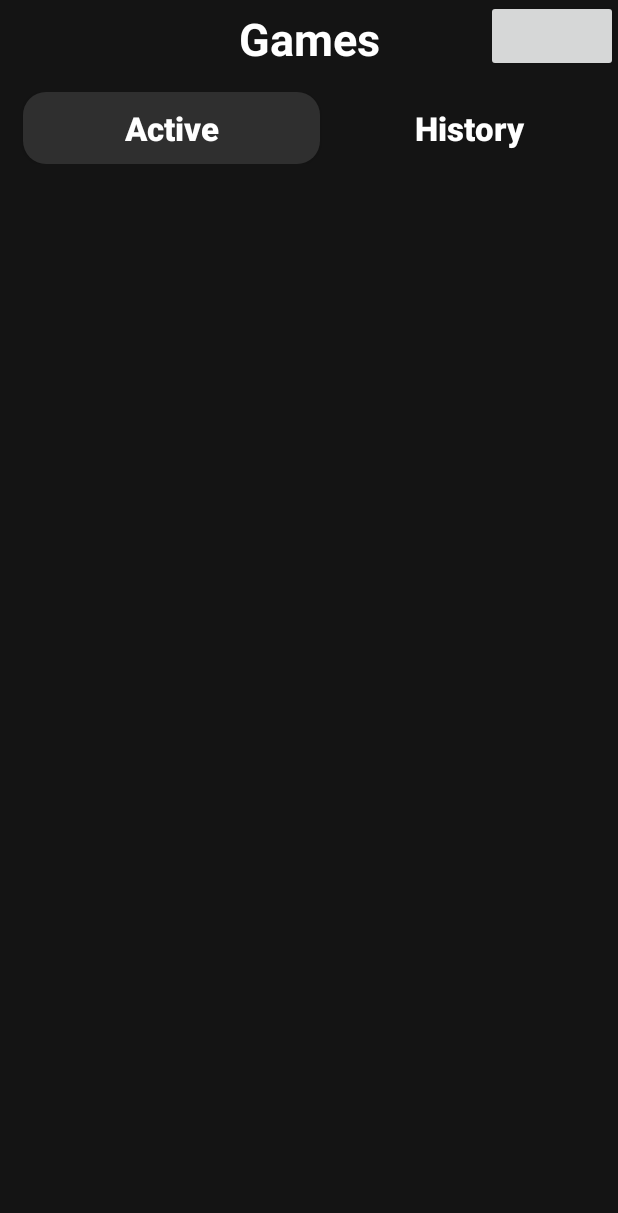
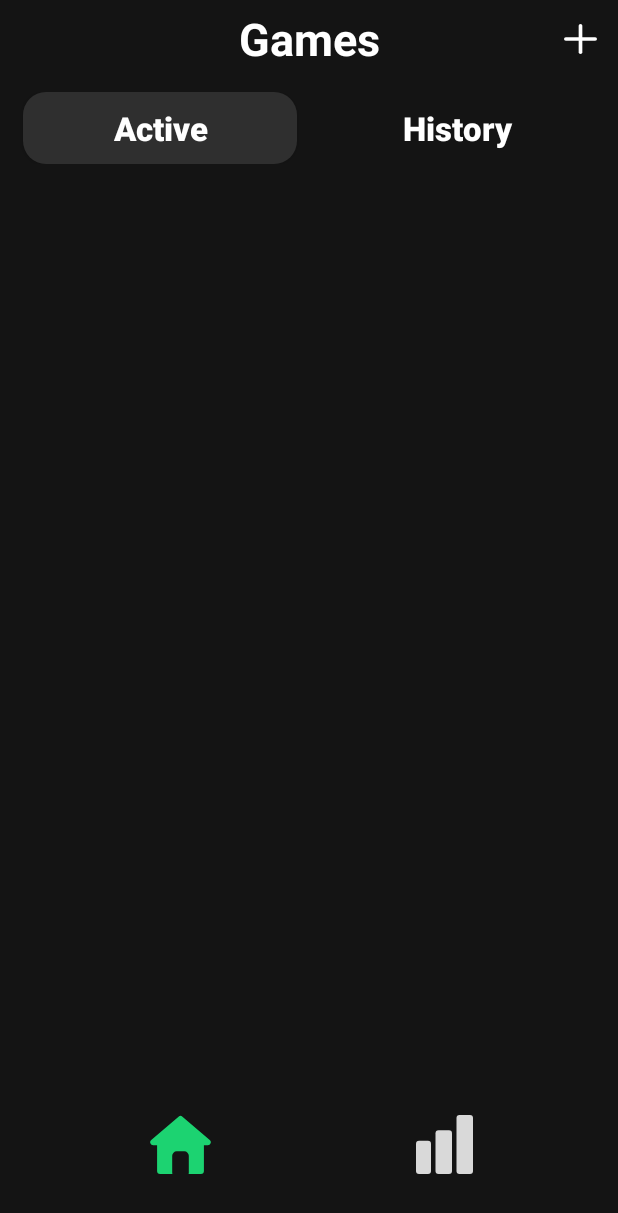
Before and after one commit to Jogira/Putt-Putt-Scorecard-Android-App, an Android app: the screen it shows after launch (MainActivity), on a phone screen of 412 x 824 dp. Shown: the top 1213 px of the screen. Run offline under Robolectric (Android 15) with nearby library versions, the phone set to English and light mode, and no system bars.

Commit message:
Updated the home page (again)

```diff
--- a/app/src/main/res/drawable/ic_add.xml
+++ b/app/src/main/res/drawable/ic_add.xml
@@ -1,6 +1,6 @@
 <vector xmlns:android="http://schemas.android.com/apk/res/android"
-    android:width="25dp"
-    android:height="23dp"
+    android:width="22dp"
+    android:height="20dp"
     android:viewportWidth="27"
     android:viewportHeight="25">
   <path
--- a/app/src/main/res/layout/activity_main.xml
+++ b/app/src/main/res/layout/activity_main.xml
@@ -2,6 +2,7 @@
 <androidx.constraintlayout.widget.ConstraintLayout xmlns:android="http://schemas.android.com/apk/res/android"
     xmlns:app="http://schemas.android.com/apk/res-auto"
     xmlns:tools="http://schemas.android.com/tools"
+    android:id="@+id/homePage"
     android:layout_width="match_parent"
     android:layout_height="match_parent"
     android:background="@color/colorPrimary"
@@ -25,14 +26,19 @@
         app:layout_constraintStart_toStartOf="parent"
         app:layout_constraintTop_toTopOf="parent" />
 
-    <Button
-        android:id="@+id/button4"
+    <ImageButton
+        android:id="@+id/newGameButton"
         android:layout_width="wrap_content"
         android:layout_height="wrap_content"
+        android:layout_marginTop="6dp"
+        android:layout_marginEnd="2dp"
+        android:backgroundTint="#00FFFFFF"
         app:layout_constraintEnd_toEndOf="parent"
-        app:layout_constraintTop_toTopOf="parent" />
+        app:layout_constraintTop_toTopOf="parent"
+        app:srcCompat="@drawable/ic_add" />
 
     <LinearLayout
+        android:id="@+id/gamesView"
         android:layout_width="0dp"
         android:layout_height="wrap_content"
         android:layout_marginTop="15dp"
@@ -42,7 +48,7 @@
         app:layout_constraintTop_toBottomOf="@+id/homePageTitle">
 
         <Button
-            android:id="@+id/button2"
+            android:id="@+id/activeGamesButotn"
             android:layout_width="wrap_content"
             android:layout_height="wrap_content"
             android:layout_marginStart="15dp"
@@ -57,9 +63,11 @@
             android:textStyle="bold" />
 
         <Button
-            android:id="@+id/button3"
+            android:id="@+id/pastGamesButton"
             android:layout_width="wrap_content"
             android:layout_height="wrap_content"
+            android:layout_marginStart="15dp"
+            android:layout_marginEnd="15dp"
             android:layout_weight="1"
             android:background="#00FFFFFF"
             android:text="History"
@@ -70,4 +78,33 @@
 
     </LinearLayout>
 
+    <LinearLayout
+        android:id="@+id/navBar"
+        android:layout_width="match_parent"
+        android:layout_height="75dp"
+        android:layout_marginStart="30dp"
+        android:layout_marginEnd="30dp"
+        android:layout_marginBottom="15dp"
+        android:orientation="horizontal"
+        app:layout_constraintBottom_toBottomOf="parent"
+        app:layout_constraintEnd_toEndOf="parent"
+        app:layout_constraintStart_toStartOf="parent">
+
+        <ImageButton
+            android:id="@+id/homePageButton"
+            android:layout_width="wrap_content"
+            android:layout_height="wrap_content"
+            android:layout_weight="1"
+            android:backgroundTint="#00FFFFFF"
+            app:srcCompat="@drawable/ic_home" />
+
+        <ImageButton
+            android:id="@+id/statsPageButton"
+            android:layout_width="wrap_content"
+            android:layout_height="wrap_content"
+            android:layout_weight="1"
+            android:backgroundTint="#00FFFFFF"
+            app:srcCompat="@drawable/ic_stats" />
+    </LinearLayout>
+
 </androidx.constraintlayout.widget.ConstraintLayout>
```
